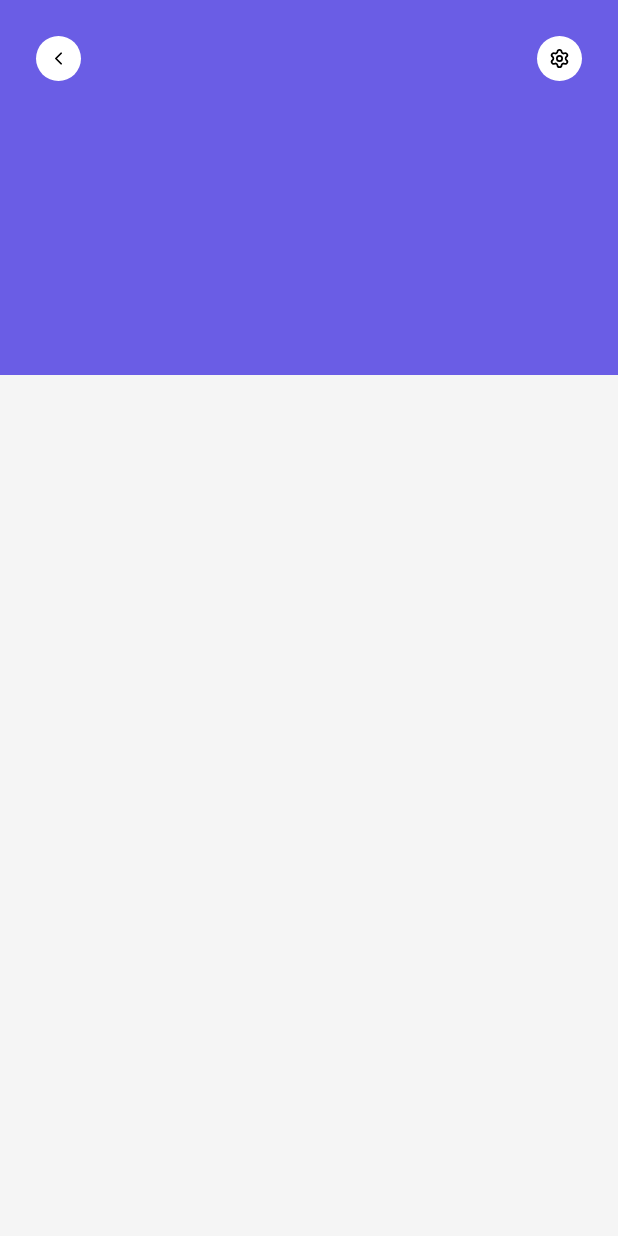
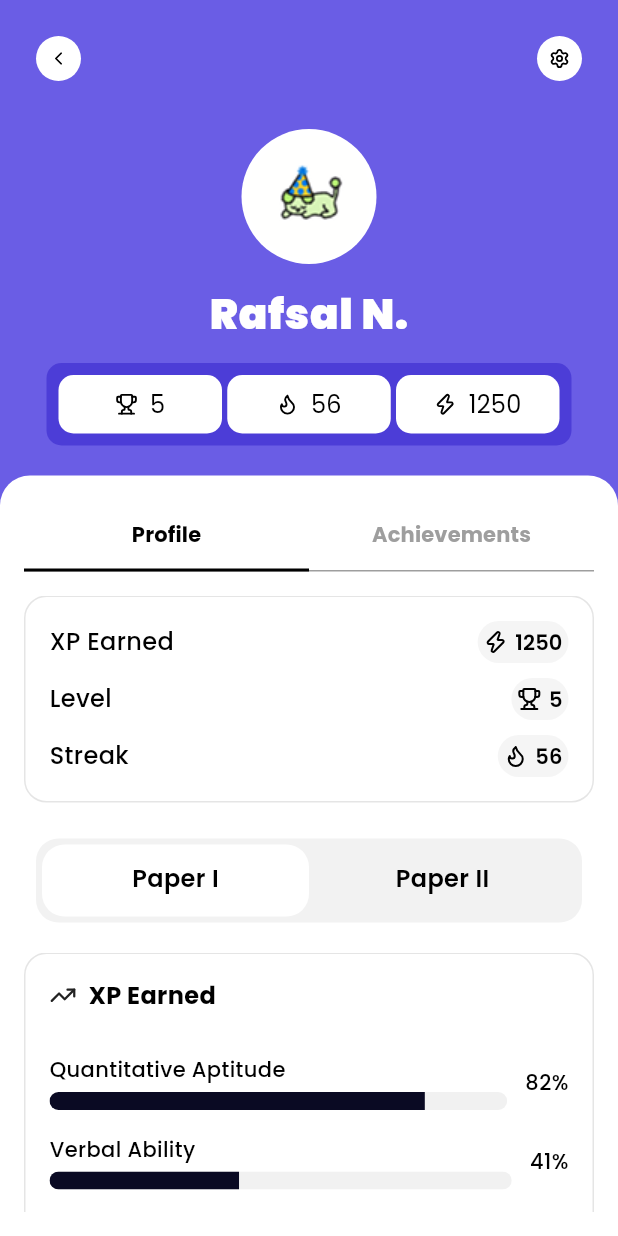
Before and after one commit to Aswin964567/learnify_app, a Flutter app: the ProfileScreen screen opened by its route, on a phone screen of 412 x 824 dp. Run offline on Flutter 3.47's test engine with Material 3 defaults, Android fonts, the phone set to English and light mode, and no system bars; our stand-ins replace carousel_slider, flutter_riverpod, gap, go_router, google_fonts, lucide_icons.

Commit message:
feat(profile):add profile ui

```diff
--- a/lib/features/profile/presentation/screens/profile_screen.dart
+++ b/lib/features/profile/presentation/screens/profile_screen.dart
@@ -1,5 +1,9 @@
 import 'package:flutter/material.dart';
+import 'package:gap/gap.dart';
 import 'package:learnify_app/core/extensions/context_extensions.dart';
+import 'package:learnify_app/features/profile/presentation/widgets/achievement_tab.dart';
+import 'package:learnify_app/features/profile/presentation/widgets/profile_tab.dart';
+import 'package:learnify_app/features/profile/presentation/widgets/score_container.dart';
 import 'package:lucide_icons/lucide_icons.dart';
 
 class ProfileScreen extends StatelessWidget {
@@ -7,12 +11,14 @@ class ProfileScreen extends StatelessWidget {
 
   @override
   Widget build(BuildContext context) {
-    return Scaffold(
-      body: Column(
-        children: [
-          Container(
-            height: 250,
-            decoration: BoxDecoration(color: Color(0xff6A5DE5)),
+    return DefaultTabController(
+      length: 2,
+      child: Scaffold(
+        backgroundColor: const Color(0xff6A5DE5),
+        body: NestedScrollView(
+          headerSliverBuilder: (context, innerBoxIsScrolled) {
+            return [
+              SliverToBoxAdapter(
                 child: Column(
                   children: [
                     Padding(
@@ -24,7 +30,9 @@ class ProfileScreen extends StatelessWidget {
                             backgroundColor: Colors.white,
                             radius: 15,
                             child: IconButton(
-                          onPressed: () {},
+                              onPressed: () {
+                                Navigator.pop(context);
+                              },
                               icon: Icon(
                                 LucideIcons.chevronLeft,
                                 size: 15,
@@ -47,10 +55,73 @@ class ProfileScreen extends StatelessWidget {
                         ],
                       ),
                     ),
+                    const Gap(8),
+                    CircleAvatar(
+                      backgroundColor: Colors.white,
+                      radius: 45,
+                      child: Image.asset('assets/images/profile.png'),
+                    ),
+                    const Gap(12),
+                    Text(
+                      'Rafsal N.',
+                      style: context.textTheme.bodyLarge?.copyWith(
+                        fontWeight: FontWeight.w900,
+                        fontSize: 28,
+                        color: Colors.white,
+                      ),
+                    ),
+                    const Gap(12),
+                    Container(
+                      width: 350,
+                      padding: context.paddingS,
+                      decoration: BoxDecoration(
+                        color: const Color(0xff4C3DD7),
+                        borderRadius: BorderRadius.circular(10),
+                      ),
+                      child: Row(
+                        mainAxisAlignment: MainAxisAlignment.spaceBetween,
+                        children: const [
+                          ScoreContainer(icon: LucideIcons.trophy, score: '5'),
+                          ScoreContainer(icon: LucideIcons.flame, score: '56'),
+                          ScoreContainer(icon: LucideIcons.zap, score: '1250'),
                         ],
                       ),
                     ),
+                    const Gap(20),
                   ],
+                ),
+              ),
+            ];
+          },
+          body: Container(
+            padding: context.paddingM,
+            decoration: BoxDecoration(
+              color: Colors.white,
+              borderRadius: BorderRadius.only(
+                topLeft: Radius.circular(20),
+                topRight: Radius.circular(20),
+              ),
+            ),
+            child: Column(
+              children: [
+                TabBar(
+                  labelColor: Colors.black,
+                  unselectedLabelColor: Colors.grey,
+                  indicatorColor: Colors.black,
+                  labelStyle: const TextStyle(fontWeight: FontWeight.bold),
+                  dividerColor: Colors.grey,
+                  indicatorSize: TabBarIndicatorSize.tab,
+                  tabs: const [Tab(text: 'Profile'), Tab(text: 'Achievements')],
+                ),
+
+                const Gap(16),
+                Expanded(
+                  child: TabBarView(children: [ProfileTab(), AchievementTab()]),
+                ),
+              ],
+            ),
+          ),
+        ),
       ),
     );
   }
--- /dev/null
+++ b/lib/features/profile/presentation/widgets/achievement_tab.dart
@@ -0,0 +1,56 @@
+import 'package:flutter/material.dart';
+import 'package:gap/gap.dart';
+import 'package:learnify_app/core/extensions/context_extensions.dart';
+
+class AchievementTab extends StatelessWidget {
+  const AchievementTab({super.key});
+
+  @override
+  Widget build(BuildContext context) {
+    return SingleChildScrollView(
+      padding: context.paddingS,
+      child: Column(
+        crossAxisAlignment: CrossAxisAlignment.start,
+        children: [
+          Row(
+            mainAxisAlignment: MainAxisAlignment.spaceEvenly,
+            children: [
+              _buildAchievementCard(
+                'assets/images/start_test.png',
+                'Ranked 1st',
+              ),
+              _buildAchievementCard(
+                'assets/images/start_test.png',
+                '100 Questions',
+              ),
+            ],
+          ),
+          const Gap(16),
+        ],
+      ),
+    );
+  }
+
+  Widget _buildAchievementCard(String imagePath, String title) {
+    return Container(
+      width: 160,
+      height: 160,
+      padding: const EdgeInsets.symmetric(vertical: 20, horizontal: 12),
+      decoration: BoxDecoration(
+        color: const Color(0xffF2F2F2),
+        borderRadius: BorderRadius.circular(10),
+      ),
+      child: Column(
+        children: [
+          Image.asset(imagePath, height: 80),
+          const Gap(12),
+          Text(
+            title,
+            style: const TextStyle(fontWeight: FontWeight.w600, fontSize: 14),
+            textAlign: TextAlign.center,
+          ),
+        ],
+      ),
+    );
+  }
+}
--- /dev/null
+++ b/lib/features/profile/presentation/widgets/paper1_content.dart
@@ -0,0 +1,84 @@
+import 'package:flutter/material.dart';
+import 'package:gap/gap.dart';
+import 'package:learnify_app/core/extensions/context_extensions.dart';
+import 'package:lucide_icons/lucide_icons.dart';
+
+class PaperIContent extends StatelessWidget {
+  const PaperIContent({super.key});
+
+  @override
+  Widget build(BuildContext context) {
+    return Column(
+      children: [
+        Container(
+          padding: context.paddingM,
+          decoration: BoxDecoration(
+            borderRadius: BorderRadius.circular(15),
+            border: Border.all(color: const Color(0xffE5E5E5)),
+          ),
+          child: Column(
+            crossAxisAlignment: CrossAxisAlignment.start,
+            children: [
+              Row(
+                children: const [
+                  Icon(LucideIcons.trendingUp, size: 18),
+                  Gap(8),
+                  Text(
+                    'XP Earned',
+                    style: TextStyle(fontSize: 16, fontWeight: FontWeight.bold),
+                  ),
+                ],
+              ),
+              Gap(20),
+              _buildProgressItem('Quantitative Aptitude', 0.82),
+              _buildProgressItem('Verbal Ability', 0.41),
+              _buildProgressItem('Logical Reasoning', 0.56),
+              _buildProgressItem('General Knowledge', 0.95),
+            ],
+          ),
+        ),
+      ],
+    );
+  }
+
+  Widget _buildProgressItem(String title, double value) {
+    return Padding(
+      padding: const EdgeInsets.symmetric(vertical: 8),
+      child: Row(
+        children: [
+          Expanded(
+            child: Column(
+              crossAxisAlignment: CrossAxisAlignment.start,
+              children: [
+                Text(
+                  title,
+                  style: const TextStyle(
+                    fontSize: 14,
+                    fontWeight: FontWeight.w500,
+                  ),
+                ),
+                Gap(5),
+                ClipRRect(
+                  borderRadius: BorderRadius.circular(10),
+                  child: LinearProgressIndicator(
+                    value: value,
+                    minHeight: 12,
+                    backgroundColor: const Color(0xfff1f1f1),
+                    valueColor: AlwaysStoppedAnimation<Color>(
+                      Color(0xff0A0A23),
+                    ),
+                  ),
+                ),
+              ],
+            ),
+          ),
+          const SizedBox(width: 12),
+          Text(
+            '${(value * 100).toInt()}%',
+            style: const TextStyle(fontSize: 14, fontWeight: FontWeight.w500),
+          ),
+        ],
+      ),
+    );
+  }
+}
--- /dev/null
+++ b/lib/features/profile/presentation/widgets/profile_tab.dart
@@ -0,0 +1,58 @@
+import 'package:flutter/material.dart';
+import 'package:gap/gap.dart';
+import 'package:learnify_app/core/extensions/context_extensions.dart';
+import 'package:learnify_app/core/theme/colors/app_colors.dart';
+import 'package:learnify_app/features/profile/presentation/widgets/paper1_content.dart';
+import 'package:learnify_app/features/profile/presentation/widgets/score_content.dart';
+
+class ProfileTab extends StatelessWidget {
+  const ProfileTab({super.key});
+
+  @override
+  Widget build(BuildContext context) {
+    return DefaultTabController(
+      length: 2,
+      child: SingleChildScrollView(
+        child: Column(
+          crossAxisAlignment: CrossAxisAlignment.start,
+          children: [
+            const ScoreContent(),
+            const Gap(16),
+
+            Container(
+              margin: context.paddingS,
+              padding: context.paddingXS,
+              decoration: BoxDecoration(
+                color: Color(0xffF2F2F2),
+                borderRadius: BorderRadius.circular(15),
+              ),
+              child: TabBar(
+                indicator: BoxDecoration(
+                  color: Colors.white,
+                  borderRadius: BorderRadius.circular(15),
+                ),
+                indicatorSize: TabBarIndicatorSize.tab,
+                labelColor: AppColors.black,
+                labelStyle: context.textTheme.bodyMedium?.copyWith(
+                  fontWeight: FontWeight.w600,
+                ),
+                dividerColor: Colors.transparent,
+                tabs: const [Tab(text: 'Paper I'), Tab(text: 'Paper II')],
+              ),
+            ),
+
+            const Gap(12),
+
+            // Tab content view
+            SizedBox(
+              height: 350,
+              child: const TabBarView(
+                children: [PaperIContent(), Center(child: Text('Paper II'))],
+              ),
+            ),
+          ],
+        ),
+      ),
+    );
+  }
+}
--- /dev/null
+++ b/lib/features/profile/presentation/widgets/score_container.dart
@@ -0,0 +1,30 @@
+import 'package:flutter/material.dart';
+import 'package:gap/gap.dart';
+import 'package:learnify_app/core/extensions/context_extensions.dart';
+
+class ScoreContainer extends StatelessWidget {
+  final IconData icon;
+  final String score;
+
+  const ScoreContainer({super.key, required this.icon, required this.score});
+
+  @override
+  Widget build(BuildContext context) {
+    return Container(
+      width: 109,
+      padding: context.paddingS,
+      decoration: BoxDecoration(
+        color: Colors.white,
+        borderRadius: BorderRadius.circular(10),
+      ),
+      child: Row(
+        mainAxisAlignment: MainAxisAlignment.center,
+        children: [
+          Icon(icon, size: 15, color: Colors.black),
+          Gap(8),
+          Text(score),
+        ],
+      ),
+    );
+  }
+}
--- /dev/null
+++ b/lib/features/profile/presentation/widgets/score_content.dart
@@ -0,0 +1,74 @@
+import 'package:flutter/material.dart';
+import 'package:gap/gap.dart';
+import 'package:lucide_icons/lucide_icons.dart';
+import 'package:learnify_app/core/extensions/context_extensions.dart';
+
+class ScoreContent extends StatelessWidget {
+  const ScoreContent({super.key});
+
+  @override
+  Widget build(BuildContext context) {
+    return Container(
+      padding: context.paddingM,
+      decoration: BoxDecoration(
+        borderRadius: BorderRadius.circular(15),
+        border: Border.all(color: const Color(0xffE5E5E5)),
+      ),
+      child: Column(
+        children: const [
+          _ScoreRow(label: 'XP Earned', icon: LucideIcons.zap, value: '1250'),
+          Gap(10),
+          _ScoreRow(label: 'Level', icon: LucideIcons.trophy, value: '5'),
+          Gap(10),
+          _ScoreRow(label: 'Streak', icon: LucideIcons.flame, value: '56'),
+        ],
+      ),
+    );
+  }
+}
+
+class _ScoreRow extends StatelessWidget {
+  final String label;
+  final IconData icon;
+  final String value;
+
+  const _ScoreRow({
+    required this.label,
+    required this.icon,
+    required this.value,
+  });
+
+  @override
+  Widget build(BuildContext context) {
+    return Row(
+      mainAxisAlignment: MainAxisAlignment.spaceBetween,
+      children: [
+        Text(
+          label,
+          style: context.textTheme.bodyMedium?.copyWith(
+            fontWeight: FontWeight.w500,
+          ),
+        ),
+        Container(
+          padding: context.paddingXS,
+          decoration: BoxDecoration(
+            color: const Color(0xffF5F5F5),
+            borderRadius: BorderRadius.circular(16),
+          ),
+          child: Row(
+            children: [
+              Icon(icon, size: 16, color: Colors.black),
+              Gap(5),
+              Text(
+                value,
+                style: context.textTheme.labelLarge?.copyWith(
+                  fontWeight: FontWeight.w600,
+                ),
+              ),
+            ],
+          ),
+        ),
+      ],
+    );
+  }
+}
--- a/lib/presentation/widgets/common_appbar.dart
+++ b/lib/presentation/widgets/common_appbar.dart
@@ -40,7 +40,7 @@ class CommonAppbar extends StatelessWidget {
                   ),
                   const Gap(8),
                   _statPill(
-                    icon: LucideIcons.diamond,
+                    icon: LucideIcons.zap,
                     value: '1250',
                     color: const Color(0xFFFF6CFD),
                   ),
--- a/pubspec.yaml
+++ b/pubspec.yaml
@@ -2,7 +2,7 @@ name: learnify_app
 description: "A new Flutter project."
 # The following line prevents the package from being accidentally published to
 # pub.dev using `flutter pub publish`. This is preferred for private packages.
-publish_to: 'none' # Remove this line if you wish to publish to pub.dev
+publish_to: "none" # Remove this line if you wish to publish to pub.dev
 
 # The following defines the version and build number for your application.
 # A version number is three numbers separated by dots, like 1.2.43
@@ -58,7 +58,6 @@ dev_dependencies:
 
 # The following section is specific to Flutter packages.
 flutter:
-
   # The following line ensures that the Material Icons font is
   # included with your application, so that you can use the icons in
   # the material Icons class.
```
Also changed, not shown: assets/images/profile.png (added), pubspec.lock. Lines whose indentation alone changed are shown as unchanged.
